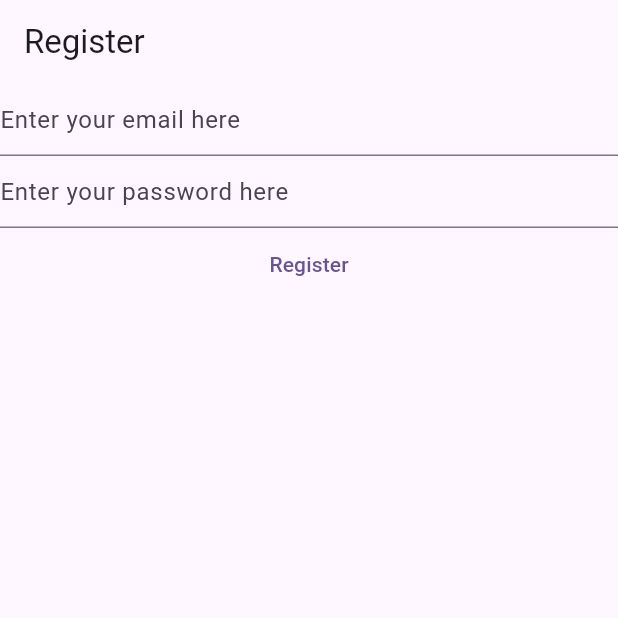
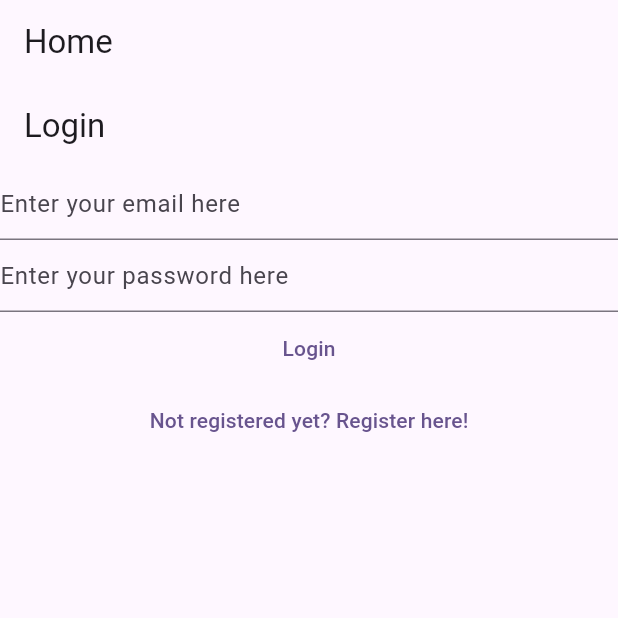
Before and after one commit to ibrahim-kiri/flutter_notesapp, a Flutter app: the screen it shows after launch, on a phone screen of 412 x 824 dp, the top half of it. Run offline on Flutter 3.47's test engine with Material 3 defaults, Android fonts, the phone set to English and light mode, and no system bars; our stand-ins replace firebase_auth, firebase_core; accounts and stored records are empty.

Commit message:
Added routes btn login and register

```diff
--- a/lib/main.dart
+++ b/lib/main.dart
@@ -1,7 +1,9 @@
+import 'package:firebase_auth/firebase_auth.dart';
 import 'package:firebase_core/firebase_core.dart';
 import 'package:flutter/material.dart';
-import 'package:firebase_auth/firebase_auth.dart';
-import 'firebase_options.dart';
+import 'package:notes_app/firebase_options.dart';
+import 'package:notes_app/views/login_view.dart';
+import 'package:notes_app/views/register_view.dart';
 
 void main() {
   WidgetsFlutterBinding.ensureInitialized();
@@ -12,80 +14,65 @@ void main() {
         colorScheme: ColorScheme.fromSeed(seedColor: Colors.deepPurple),
       ),
       home: const HomePage(),
+      routes: {
+        '/login/': (context) => const LoginView(),
+        '/register/': (context) => const RegisterView(),
+      },
     ),
   );
 }
 
-class HomePage extends StatefulWidget {
+class HomePage extends StatelessWidget {
   const HomePage({super.key});
-
-  @override
-  State<HomePage> createState() => _HomePageState();
-}
-
-class _HomePageState extends State<HomePage> {
-  late final TextEditingController _email;
-  late final TextEditingController _password;
-
-  @override
-  void initState() {
-    _email = TextEditingController();
-    _password = TextEditingController();
-    super.initState();
-  }
-
-  @override
-  void dispose() {
-    _email.dispose();
-    _password.dispose();
-    super.dispose();
-  }
 
   @override
   Widget build(BuildContext context) {
     return Scaffold(
-      appBar: AppBar(title: const Text('Register')),
+      appBar: AppBar(title: const Text('Home')),
       body: FutureBuilder(
         future: Firebase.initializeApp(
           options: DefaultFirebaseOptions.currentPlatform,
         ),
         builder: (context, snapshot) {
-          return Column(
-            children: [
-              TextField(
-                controller: _email,
-                enableSuggestions: false,
-                autocorrect: false,
-                keyboardType: TextInputType.emailAddress,
-                decoration: const InputDecoration(
-                  hintText: 'Enter your email here',
-                ),
-              ),
-              TextField(
-                controller: _password,
-                obscureText: true,
-                enableSuggestions: false,
-                autocorrect: false,
-                decoration: const InputDecoration(
-                  hintText: 'Enter your password here',
-                ),
-              ),
-              TextButton(
-                onPressed: () async {
-                  final email = _email.text;
-                  final password = _password.text;
-                  final userCredential = await FirebaseAuth.instance
-                      .createUserWithEmailAndPassword(
-                        email: email,
-                        password: password,
-                      );
-                },
-                child: const Text('Register'),
-              ),
-            ],
-          );
+          switch (snapshot.connectionState) {
+            case ConnectionState.done:
+              // final user = FirebaseAuth.instance.currentUser;
+              // if (user?.emailVerified ?? false) {
+              //   return const Text('Done');
+              // } else {
+              //   return const VerifyEmailView();
+              // }
+              return const LoginView();
+            default:
+              return Text('Loading...');
+          }
         },
       ),
     );
   }
 }
+
+class VerifyEmailView extends StatefulWidget {
+  const VerifyEmailView({super.key});
+
+  @override
+  State<VerifyEmailView> createState() => _VerifyEmailViewState();
+}
+
+class _VerifyEmailViewState extends State<VerifyEmailView> {
+  @override
+  Widget build(BuildContext context) {
+    return Column(
+      children: [
+        const Text('Please verify your email address:'),
+        TextButton(
+          onPressed: () async {
+            final user = FirebaseAuth.instance.currentUser;
+            await user?.sendEmailVerification();
+          },
+          child: const Text('Send email verification'),
+        ),
+      ],
+    );
+  }
+}
--- /dev/null
+++ b/lib/views/login_view.dart
@@ -0,0 +1,86 @@
+import 'package:firebase_auth/firebase_auth.dart';
+import 'package:flutter/material.dart';
+
+class LoginView extends StatefulWidget {
+  const LoginView({super.key});
+
+  @override
+  State<LoginView> createState() => _LoginViewState();
+}
+
+class _LoginViewState extends State<LoginView> {
+  late final TextEditingController _email;
+  late final TextEditingController _password;
+
+  @override
+  void initState() {
+    _email = TextEditingController();
+    _password = TextEditingController();
+    super.initState();
+  }
+
+  @override
+  void dispose() {
+    _email.dispose();
+    _password.dispose();
+    super.dispose();
+  }
+
+  @override
+  Widget build(BuildContext context) {
+    return Scaffold(
+      appBar: AppBar(title: const Text('Login')),
+      body: Column(
+        children: [
+          TextField(
+            controller: _email,
+            enableSuggestions: false,
+            autocorrect: false,
+            keyboardType: TextInputType.emailAddress,
+            decoration: const InputDecoration(
+              hintText: 'Enter your email here',
+            ),
+          ),
+          TextField(
+            controller: _password,
+            obscureText: true,
+            enableSuggestions: false,
+            autocorrect: false,
+            decoration: const InputDecoration(
+              hintText: 'Enter your password here',
+            ),
+          ),
+          TextButton(
+            onPressed: () async {
+              final email = _email.text;
+              final password = _password.text;
+              try {
+                final userCredential = await FirebaseAuth.instance
+                    .signInWithEmailAndPassword(
+                      email: email,
+                      password: password,
+                    );
+                print(userCredential);
+              } on FirebaseAuthException catch (e) {
+                if (e.code == 'user-not-found') {
+                  print('User not found');
+                } else if (e.code == 'wrong-password') {
+                  print('Wrong password');
+                }
+              }
+            },
+            child: const Text('Login'),
+          ),
+          TextButton(
+            onPressed: () {
+              Navigator.of(
+                context,
+              ).pushNamedAndRemoveUntil('/register/', (route) => false);
+            },
+            child: const Text('Not registered yet? Register here!'),
+          ),
+        ],
+      ),
+    );
+  }
+}
```
Also changed, not shown: lib/views/register_view.dart (added, +88 -0 lines).
